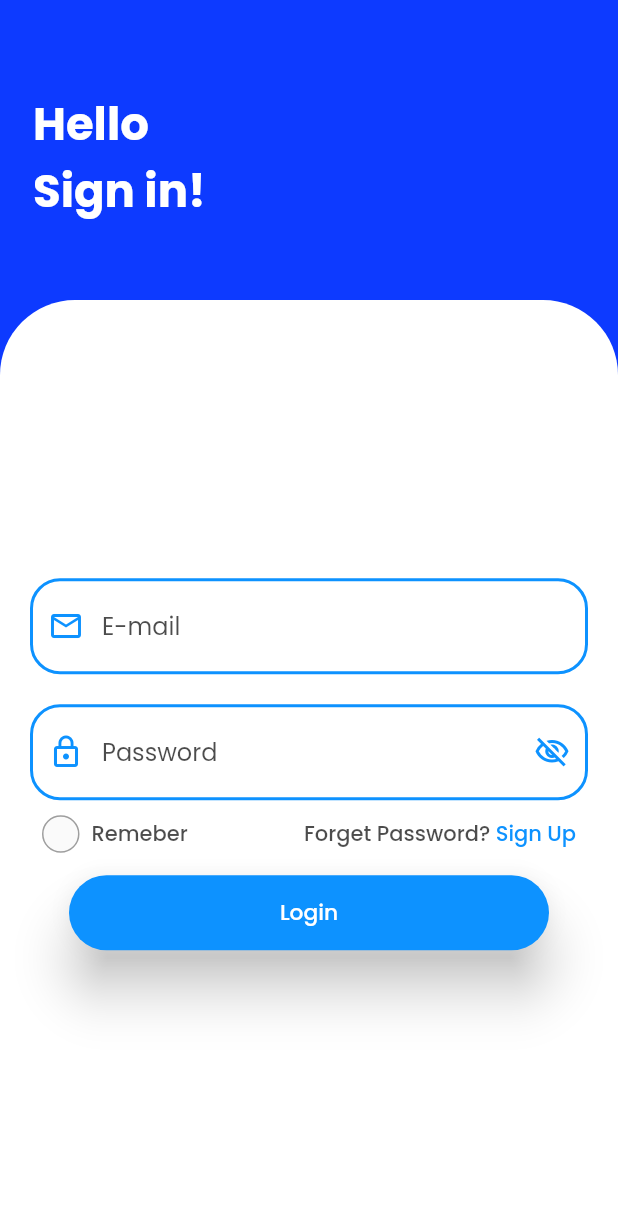
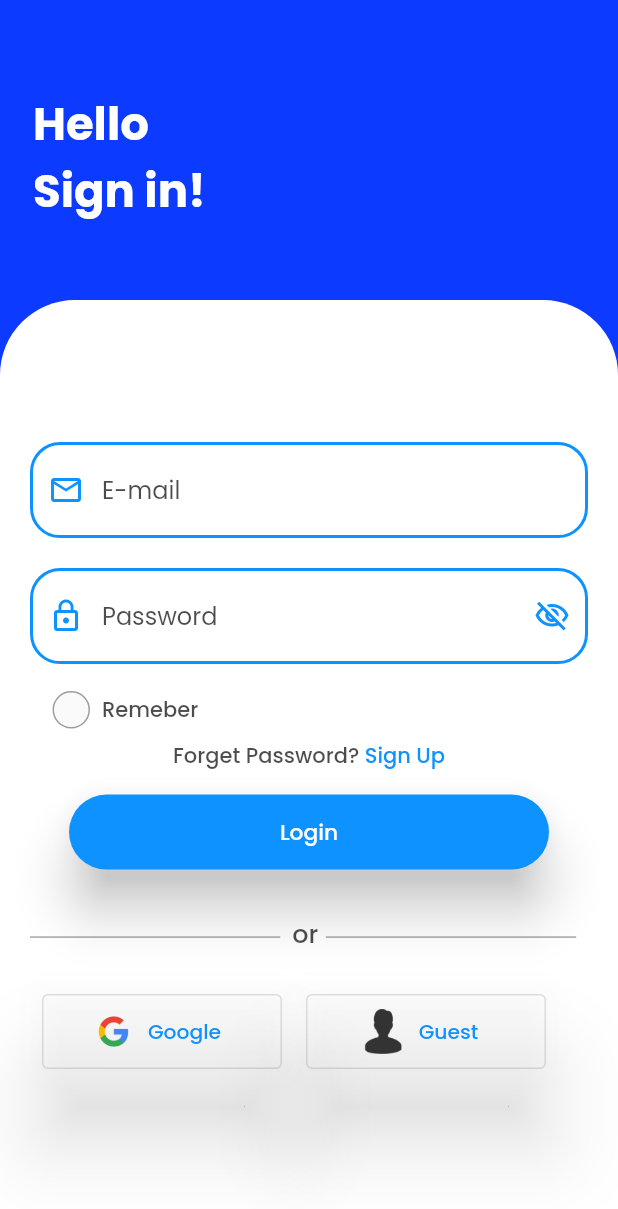
Before and after one commit to peak-tree-com/TATAHackthon, a Flutter app: the screen it shows after launch, after a tap on "Skip >", after a tap on "Login", on a phone screen of 412 x 824 dp. Shown: the top 1209 px of the screen. Run offline on Flutter 3.47's test engine with Material 2 defaults, Android fonts, the light colour scheme and no system bars; drawn by our look-alikes of roundcheckbox, smooth_page_indicator; our stand-ins replace hive, hive_flutter, page_transition; accounts and stored records are empty.

Commit message:
Login Ui Completed

```diff
--- a/lib/Feature/Screen/AuthScreen/Login.dart
+++ b/lib/Feature/Screen/AuthScreen/Login.dart
@@ -2,11 +2,13 @@ import 'package:flutter/material.dart';
 import 'package:hive/hive.dart';
 import 'package:roundcheckbox/roundcheckbox.dart';
 import 'package:tatahackathon/Constraints/Constraints.dart';
+import 'package:tatahackathon/Feature/Widget/AuthPage/CustomChoiceWidget.dart';
+import 'package:tatahackathon/Feature/Widget/AuthPage/CustomElevatedChoiceButton.dart';
+import 'package:tatahackathon/Feature/Widget/AuthPage/CustomLoginTopUi.dart';
+import 'package:tatahackathon/Feature/Widget/AuthPage/CustomRememberText.dart';
 import 'package:tatahackathon/Feature/Widget/CustomElevated/CustomElevatedButton.dart';
-import 'package:tatahackathon/Feature/Widget/CustomElevated/CustomOnboardingElevated.dart';
 import 'package:tatahackathon/Feature/Widget/CustomTexfield.dart/CustomPasswordTextField.dart';
 import 'package:tatahackathon/Feature/Widget/CustomTexfield.dart/CustomTextField.dart';
-import 'package:tatahackathon/Feature/Widget/CustomText/CustomTextPopBold.dart';
 import 'package:tatahackathon/Feature/Widget/CustomText/CustomTextPopReg.dart';
 import 'package:tatahackathon/util.dart';
 
@@ -57,15 +59,7 @@ class _LoginScreenState extends State<LoginScreen> {
     return Scaffold(
       body: Stack(
         children: [
-          Container(
-            height: height*1,
-            width: width*1,
-            color: themeColor,
-            child: Padding(
-              padding: const EdgeInsets.only(top:60.0,left: 22),
-              child: CustomTextPopBold(text: signup.signInText,fontSize: 30,),
-            ),
-          ),
+          const CustomLoginTopUI(),
           Padding(
             padding: const EdgeInsets.only(top:200.0),
             child: Container(
@@ -86,12 +80,9 @@ class _LoginScreenState extends State<LoginScreen> {
                     CustomEmailTextField(controller: email,),
                     CustomPasswordTextField(controller: password),
                     Padding(
-                      padding: const EdgeInsets.symmetric(horizontal:8.0),
+                      padding: const EdgeInsets.symmetric(horizontal:15.0),
                       child: Row(
-                        mainAxisAlignment: MainAxisAlignment.spaceBetween,
-                        children: [
-                        SizedBox(
-                          child: Row(
+                        mainAxisAlignment: MainAxisAlignment.start,
                         children: [
                           RoundCheckBox(
                             isChecked: isChecked,
@@ -105,28 +96,28 @@ class _LoginScreenState extends State<LoginScreen> {
                             checkedColor: homeColor,
                             checkedWidget: const Icon(Icons.done,color: Colors.white,)
                           ),
-                                Padding(
-                            padding: const EdgeInsets.symmetric(horizontal:8.0),
-                            child: CustomTextPopReg(text: 'Remeber', fontSize: 14,color: blackWithOpacity,),
-                          ),
+                          const CustomRememberText()
+
                         ],
                       ),
                     ),
-
                     Row(
+                      mainAxisAlignment: MainAxisAlignment.center,
                       children: [
                         CustomTextPopReg(text: 'Forget Password? ', fontSize: 14,color: blackWithOpacity,),
                         const CustomTextPopReg(text: 'Sign Up', fontSize: 14, color: homeColor)
                       ],
                     ),
-                        ],
-                      ),
-                    ),
                     CustomElevatedButton(
                       onPressed: (){
                         login();
                       },
-                      text: Additional().login)
+                      text: Additional().login),
+                    CustomChoiceWidget(
+                      googleOnpressed: (){},
+                      guestOnpressed: (){},
+                    ),
+
                   ],
                 ),
               ),
--- /dev/null
+++ b/lib/Feature/Widget/AuthPage/CustomChoiceWidget.dart
@@ -0,0 +1,64 @@
+import 'package:flutter/material.dart';
+import 'package:tatahackathon/Feature/Widget/AuthPage/CustomElevatedChoiceButton.dart';
+import 'package:tatahackathon/Feature/Widget/CustomText/CustomTextPopReg.dart';
+import 'package:tatahackathon/util.dart';
+
+class CustomChoiceWidget extends StatelessWidget {
+  final void Function() googleOnpressed;
+  final void Function() guestOnpressed;
+  const CustomChoiceWidget({
+    super.key,
+    required this.googleOnpressed,
+    required this.guestOnpressed
+    });
+
+  @override
+  Widget build(BuildContext context) {
+    final height = MediaQuery.of(context).size.height;
+    final width = MediaQuery.of(context).size.width;
+    return SizedBox(
+            height: height*0.1755,
+            width:width*1,
+            child: Column(
+              children: [
+                Padding(
+                  padding: const EdgeInsets.only(top:15.0),
+                  child: Row(
+                    children: [
+                      Container(
+                        height: 0.5,
+                        width: width*0.405,
+                        color: blackWithOpacity,
+                      ),
+                      Padding(
+                        padding: const EdgeInsets.only(bottom:5.0,left: 8,right: 5),
+                        child: CustomTextPopReg(
+                          text: 'or',
+                          fontSize: 17,
+                          color: blackWithOpacity
+                        ),
+                      ),
+                      Container(
+                        height: 0.5,
+                        width: width*0.405,
+                        color: blackWithOpacity,
+                      ),
+                    ],
+                  ),
+                ),
+                Padding(
+                  padding: const EdgeInsets.symmetric(vertical:15.0),
+                  child: SizedBox(
+                    child: Row(
+                      children: [
+                        CustomElevatedChoiceButton(onPressed: googleOnpressed, image: 'assets/icon/google.png', text: 'Google'),
+                        CustomElevatedChoiceButton(onPressed: guestOnpressed, image: 'assets/icon/guest.png', text: 'Guest'),
+                      ],
+                    ),
+                  ),
+                )
+              ],
+            ),
+          );
+  }
+}
--- /dev/null
+++ b/lib/Feature/Widget/AuthPage/CustomElevatedChoiceButton.dart
@@ -0,0 +1,39 @@
+import 'package:flutter/material.dart';
+import 'package:tatahackathon/Feature/Widget/CustomText/CustomTextPopReg.dart';
+import 'package:tatahackathon/util.dart';
+
+class CustomElevatedChoiceButton extends StatelessWidget {
+  final void Function() onPressed;
+  final String image;
+  final String text;
+  const CustomElevatedChoiceButton({
+    super.key,
+    required this.onPressed,
+    required this.image,
+    required this.text
+    });
+
+  @override
+  Widget build(BuildContext context) {
+    return  Padding(
+      padding: const EdgeInsets.all(8.0),
+      child: OutlinedButton(
+        style: OutlinedButton.styleFrom(
+          shadowColor: blackWithOpacity,
+          elevation: 25,
+          minimumSize: const Size(160, 50)
+        ),
+        onPressed:onPressed,
+        child:Row(
+          children: [
+            Image.asset(image,height: 30,),
+            Padding(
+              padding: const EdgeInsets.symmetric(horizontal:8.0),
+              child: CustomTextPopReg(text: text, fontSize: 13.5, color: homeColor),
+            )
+          ],
+        ),
+      ),
+    );
+  }
+}
--- /dev/null
+++ b/lib/Feature/Widget/AuthPage/CustomLoginTopUi.dart
@@ -0,0 +1,24 @@
+import 'package:flutter/material.dart';
+import 'package:tatahackathon/Constraints/Constraints.dart';
+import 'package:tatahackathon/Feature/Widget/CustomText/CustomTextPopBold.dart';
+import 'package:tatahackathon/util.dart';
+
+class CustomLoginTopUI extends StatelessWidget {
+  const CustomLoginTopUI({super.key});
+
+  @override
+  Widget build(BuildContext context) {
+    final height = MediaQuery.of(context).size.height;
+    final width = MediaQuery.of(context).size.width;
+    return
+          Container(
+            height: height*1,
+            width: width*1,
+            color: themeColor,
+            child: Padding(
+              padding: const EdgeInsets.only(top:60.0,left: 22),
+              child: CustomTextPopBold(text: Additional().signInText,fontSize: 30,),
+            ),
+          );
+  }
+}
--- /dev/null
+++ b/lib/Feature/Widget/AuthPage/CustomRememberText.dart
@@ -0,0 +1,19 @@
+import 'package:flutter/material.dart';
+import 'package:tatahackathon/Feature/Widget/CustomText/CustomTextPopReg.dart';
+import 'package:tatahackathon/util.dart';
+
+class CustomRememberText extends StatelessWidget {
+  const CustomRememberText({super.key});
+
+  @override
+  Widget build(BuildContext context) {
+    return Padding(
+            padding: const EdgeInsets.symmetric(horizontal:8.0,vertical: 10),
+            child: CustomTextPopReg(
+              text: 'Remeber',
+              fontSize: 14,
+              color: blackWithOpacity,
+            ),
+          );
+  }
+}
--- a/pubspec.yaml
+++ b/pubspec.yaml
@@ -64,6 +64,7 @@ flutter:
   # To add assets to your application, add an assets section, like this:
   assets:
     - assets/
+    - assets/icon/
   #   - images/a_dot_ham.jpeg
 
   # An image asset can refer to one or more resolution-specific "variants", see
```
Also changed, not shown: assets/ai1.jpeg (deleted), assets/icon/google.png (added), assets/icon/guest.png (added), assets/isometric-scientific-development-of-artificial-intelligence-concept-electric-brain.webp (deleted). Lines whose indentation alone changed are shown as unchanged.
